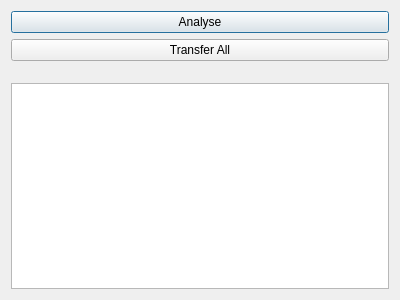
This is Suggest/SuggestTransferDialog.ui in xavierxeon-music/HelpForMax as Qt 5 draws it before an edit. The edited form follows.
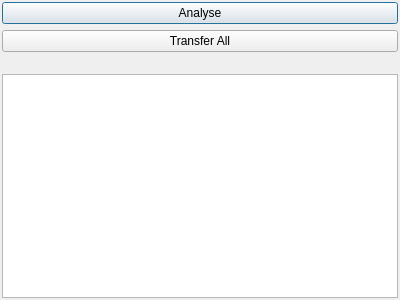
This is the edited form. Custom widgets are drawn as their Qt base class.

What changed in the file:
```diff
--- a/Suggest/SuggestTransferDialog.ui
+++ b/Suggest/SuggestTransferDialog.ui
@@ -14,6 +14,18 @@
    <string>Apply All Suggestions</string>
   </property>
   <layout class="QVBoxLayout" name="verticalLayout">
+   <property name="leftMargin">
+    <number>2</number>
+   </property>
+   <property name="topMargin">
+    <number>2</number>
+   </property>
+   <property name="rightMargin">
+    <number>2</number>
+   </property>
+   <property name="bottomMargin">
+    <number>2</number>
+   </property>
    <item>
     <widget class="QPushButton" name="analyseButton">
      <property name="text">
```
Left out of the diff: 4 changed lines with no effect on the pictures.
